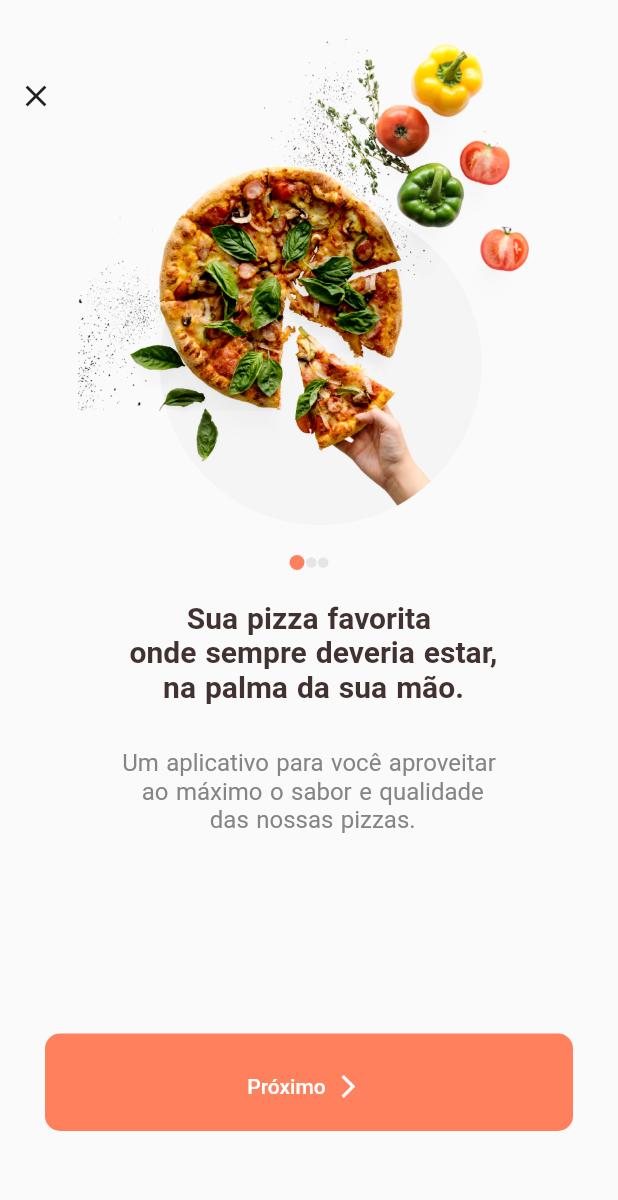
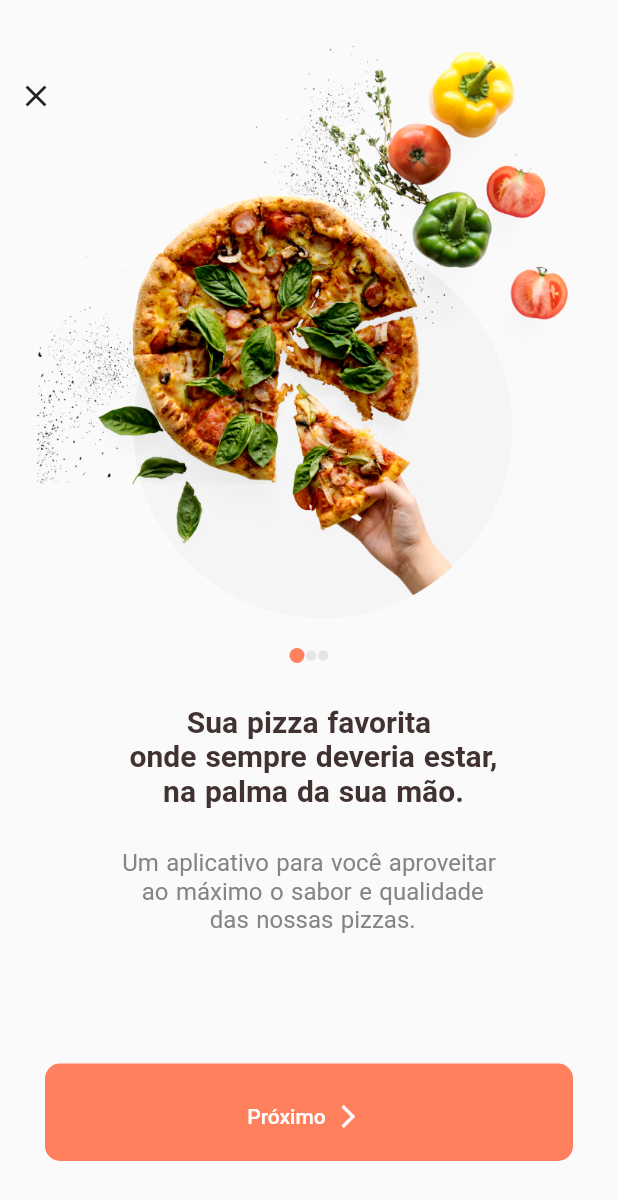
Before and after one commit to gama-devs/WhiteLabel-Mobile, a Flutter app: the screen it shows after launch, on a phone screen of 412 x 824 dp. Shown: the top 1200 px of the screen. Run offline on Flutter 3.47's test engine with Material 2 defaults, Android fonts, the phone set to English and light mode, and no system bars; drawn by our look-alikes of carousel_slider; our stand-ins replace conditional_builder, flutter_spinkit, flutter_svg, mask_text_input_formatter, shared_preferences.

Commit message:
Corrigindo bug no onboarding

```diff
--- a/whitelabel/lib/src/pages/Onboarding/Onboarding.dart
+++ b/whitelabel/lib/src/pages/Onboarding/Onboarding.dart
@@ -45,7 +45,7 @@ class _OnboardingState extends State<Onboarding> {
     CarouselSlider carousel = CarouselSlider(
       carouselController: buttonCarouselController,
       options: CarouselOptions(
-          height: 350,
+          height: MediaQuery.of(context).size.height/2,
           viewportFraction: 1,
           onPageChanged: (index, reason) {
             print(index);
@@ -62,7 +62,7 @@ class _OnboardingState extends State<Onboarding> {
                   mainAxisAlignment: MainAxisAlignment.center,
                   children: <Widget>[
                     Container(
-                        height: 350,
+                        height:MediaQuery.of(context).size.height/2,
                         child: Image.asset(
                           item,
                           fit: BoxFit.fitHeight,
@@ -167,7 +167,7 @@ class _OnboardingState extends State<Onboarding> {
             textAlign: TextAlign.center,
           ),
           SizedBox(
-            height: 30,
+            height:MediaQuery.of(context).size.height/30
           ),
           Text(
             textGrey[indexCarousel],
@@ -176,7 +176,7 @@ class _OnboardingState extends State<Onboarding> {
             textAlign: TextAlign.center,
           ),
           SizedBox(
-            height: 30,
+            height: MediaQuery.of(context).size.height/30
           ),
         ]));
 
@@ -186,7 +186,7 @@ class _OnboardingState extends State<Onboarding> {
           child: new Align(
               alignment: FractionalOffset.bottomCenter,
               child: Container(
-                  padding: EdgeInsets.only(bottom: 70.0, left: 30, right: 30),
+                  padding: EdgeInsets.only(bottom: 50.0, left: 30, right: 30),
                   child: nextButton)),
         ),
         Container(
@@ -234,7 +234,7 @@ class _OnboardingState extends State<Onboarding> {
                     ],
                   ),
                   SizedBox(
-                    height: 20,
+                    height: MediaQuery.of(context).size.height/30,
                   ),
                   Center(child: carouselText)
                 ])),
```
